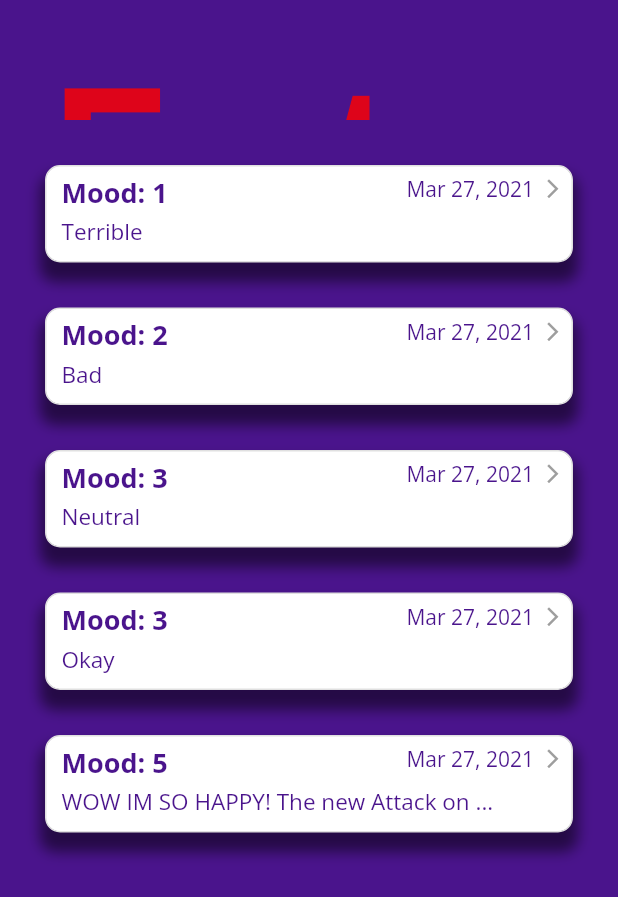
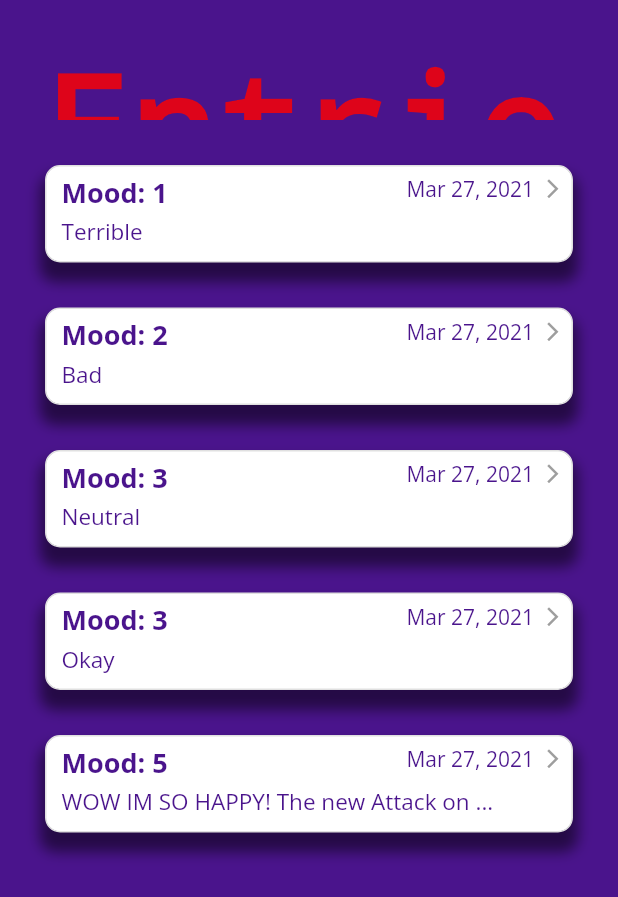
Before and after one commit to lyds214/Journey, a Flutter app: the EntryView screen opened directly, on a phone screen of 412 x 824 dp. Shown: the top 897 px of the screen. Run offline on Flutter 3.47's test engine with Material 2 defaults, Android fonts, the phone set to English and light mode, and no system bars; our stand-ins replace firebase_auth, google_fonts; missing offline and left inert: fancy_on_boarding; accounts and stored records are empty; network calls fail.

Commit message:
Fixed a few things

```diff
--- a/journey/lib/main.dart
+++ b/journey/lib/main.dart
@@ -38,7 +38,7 @@ class Journey extends StatelessWidget {
       onUnknownRoute: (settings) {
         return MaterialPageRoute(builder: (ctx) => Tabs());
       },
-      home: OnBoarding(),
+      home: Tabs(),
     );
   }
 }
--- a/journey/lib/screens/entries.dart
+++ b/journey/lib/screens/entries.dart
@@ -47,7 +47,7 @@ class _EntryViewState extends State<EntryView> {
                 textAlign: TextAlign.left,
                 style: DefaultTextStyle.of(context)
                     .style
-                    .apply(fontSizeFactor: 3.0)),
+                    .apply(fontSizeFactor: 2.0)),
           ),
           SizedBox(height: 30),
           Container(
--- a/journey/lib/screens/profile.dart
+++ b/journey/lib/screens/profile.dart
@@ -24,7 +24,7 @@ class _ProfileViewState extends State<ProfileView> {
               Container(
                 height: 50,
                 // width: mediaQuery.size.width,
-                alignment: Alignment.centerLeft,
+                alignment: Alignment.topLeft,
                 child: Text("Profile",
                     textAlign: TextAlign.left,
                     style: DefaultTextStyle.of(context)
```
Also changed, not shown: journey/pubspec.lock.
